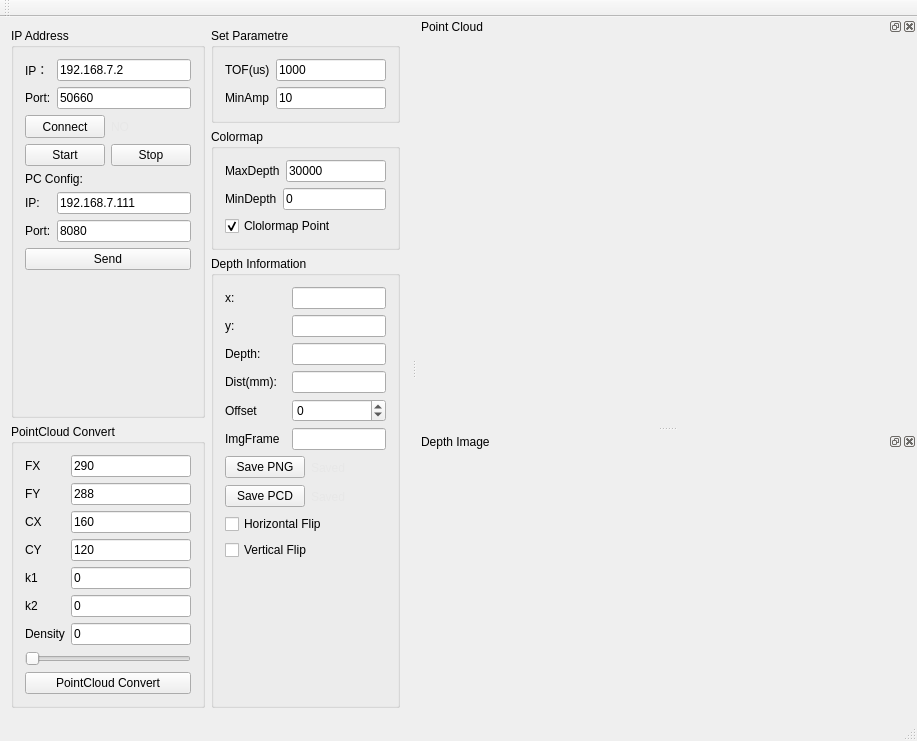
Old version of the form SmartEye/SmartEye/smarteye.ui in the repository SHU3DVision/SmartEye.
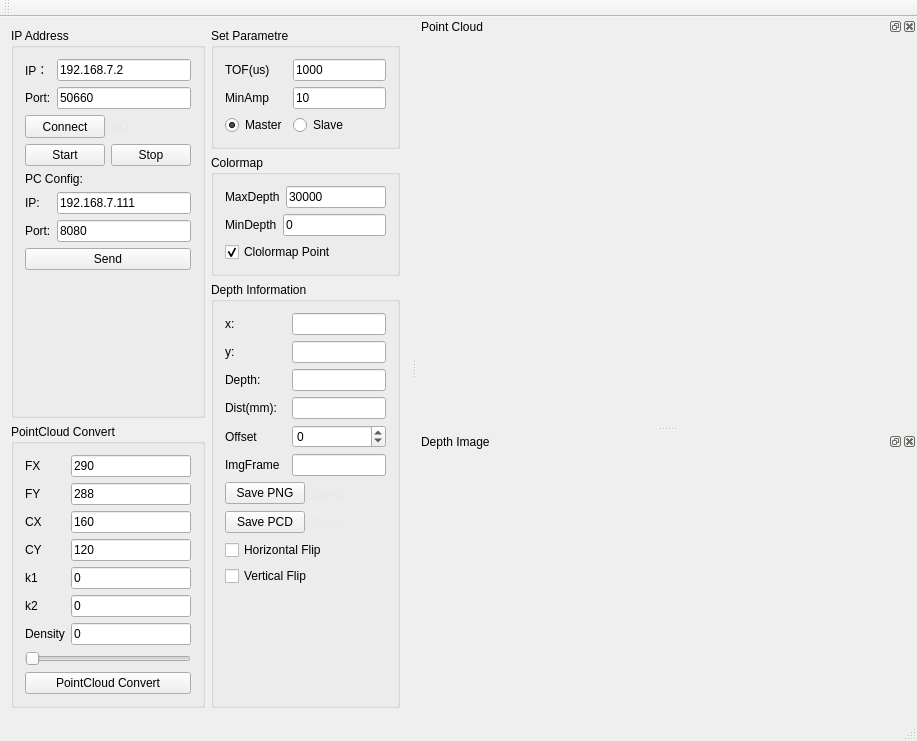
New version of the form. Icons and pictures are not drawn. Custom widgets are drawn as their Qt base class.

Diff of the .ui file:
```diff
--- a/SmartEye/SmartEye/smarteye.ui
+++ b/SmartEye/SmartEye/smarteye.ui
@@ -387,6 +387,23 @@
              </property>
             </widget>
            </item>
+           <item row="2" column="0">
+            <widget class="QRadioButton" name="radioButtonMaster">
+             <property name="text">
+              <string>Master</string>
+             </property>
+             <property name="checked">
+              <bool>true</bool>
+             </property>
+            </widget>
+           </item>
+           <item row="2" column="2">
+            <widget class="QRadioButton" name="radioButtonSlave">
+             <property name="text">
+              <string>Slave</string>
+             </property>
+            </widget>
+           </item>
           </layout>
          </item>
         </layout>
```
Left out of the diff: 14 changed lines with no effect on the pictures.
